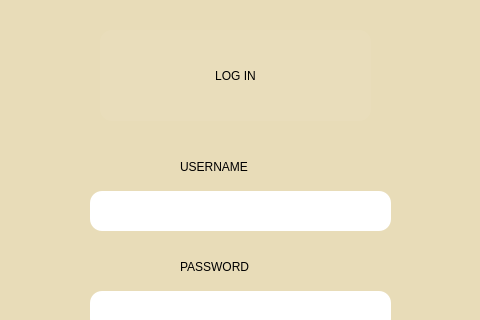
lainy07/diary-by-SD-for-SD, file DIARY/login.ui: the form before one commit; both pictures show x 130 to 610 and y 0 to 320 of the 750 by 480 pixel window.
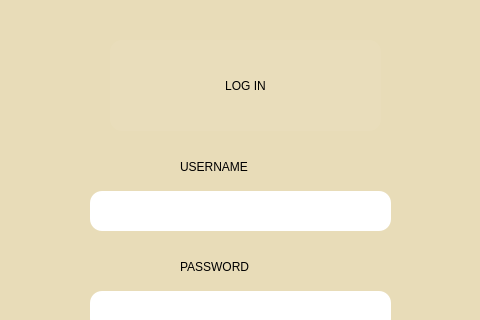
The form after the commit.

What changed in the file:
```diff
--- a/DIARY/login.ui
+++ b/DIARY/login.ui
@@ -123,8 +123,8 @@
   <widget class="QLabel" name="label_5">
    <property name="geometry">
     <rect>
-     <x>230</x>
-     <y>30</y>
+     <x>240</x>
+     <y>40</y>
      <width>271</width>
      <height>91</height>
     </rect>
```
